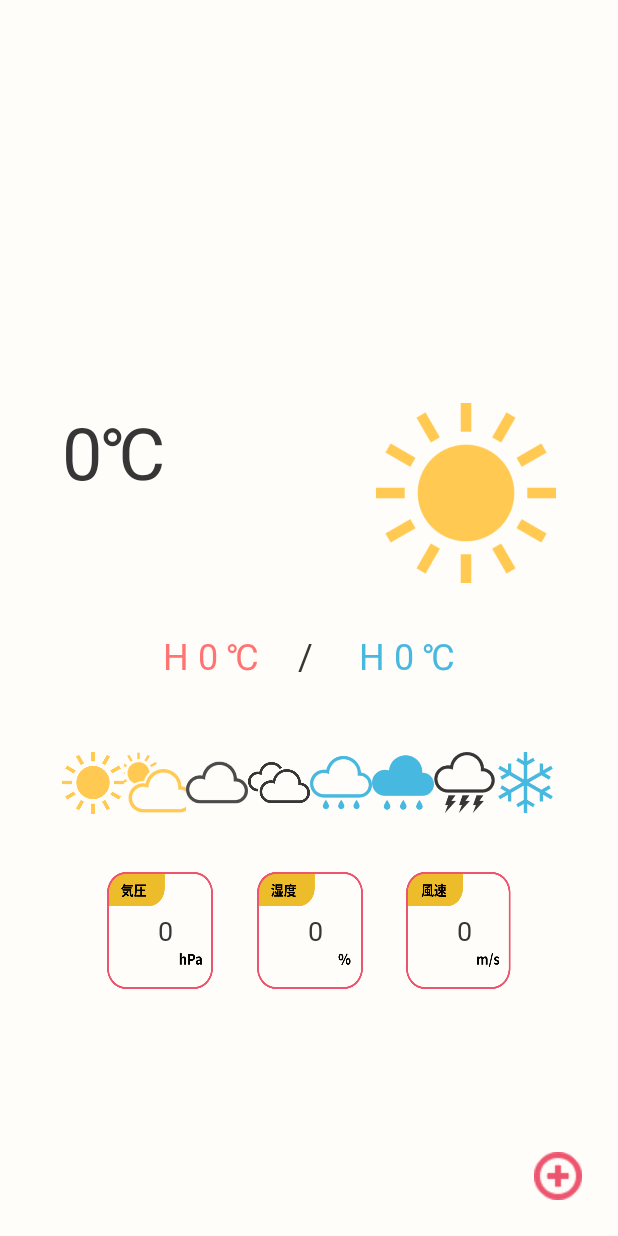
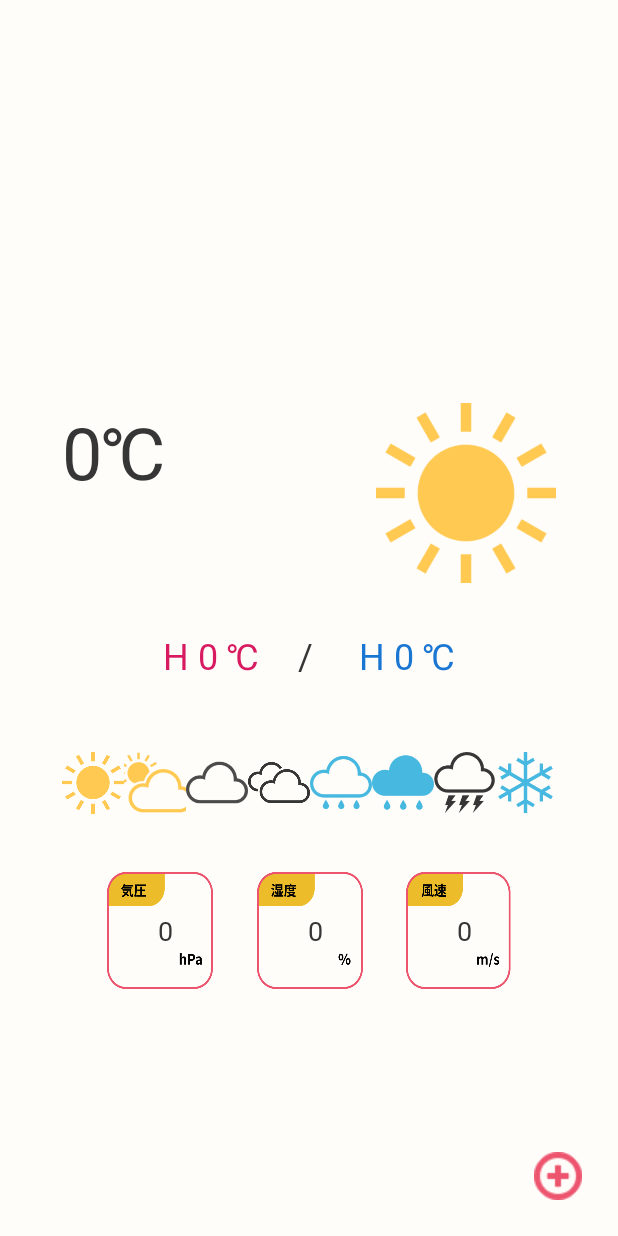
Before and after one commit to a-rinchan/WeatherApp, an Android app: the screen it shows after launch (MainActivity), on a phone screen of 412 x 824 dp. Run offline under Robolectric (Android 15) with nearby library versions, the phone set to English and light mode, and no system bars; our stand-ins replace data binding; libraries missing offline, so code that uses them is left out: android.view, retrofit2.adapter.rxjava, rx.schedulers; 1 statement that could not run was skipped.

Commit message:
最高最低気温をコントラスト比対応のため、文字色変更

```diff
--- a/app/src/main/res/values/colors.xml
+++ b/app/src/main/res/values/colors.xml
@@ -3,8 +3,8 @@
     <color name="colorPrimary">#008577</color>
     <color name="colorPrimaryDark">#ED546E</color>
     <color name="colorAccent">#D81B60</color>
-    <color name="highTemp">#FF7473</color>
-    <color name="lowTemp">#47B8E0</color>
+    <color name="highTemp">#d81b60</color>
+    <color name="lowTemp">#1976d2</color>
     <color name="textColor">#363636</color>
     <color name="backgroundColor">#FFFDF9</color>
 </resources>
```
